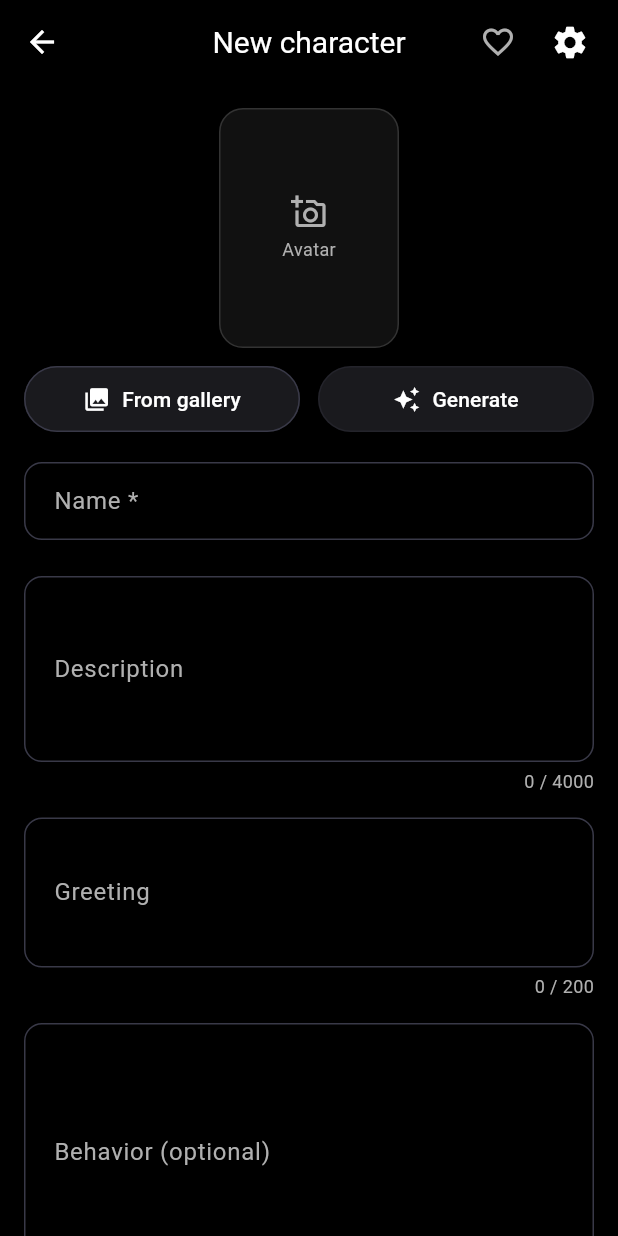
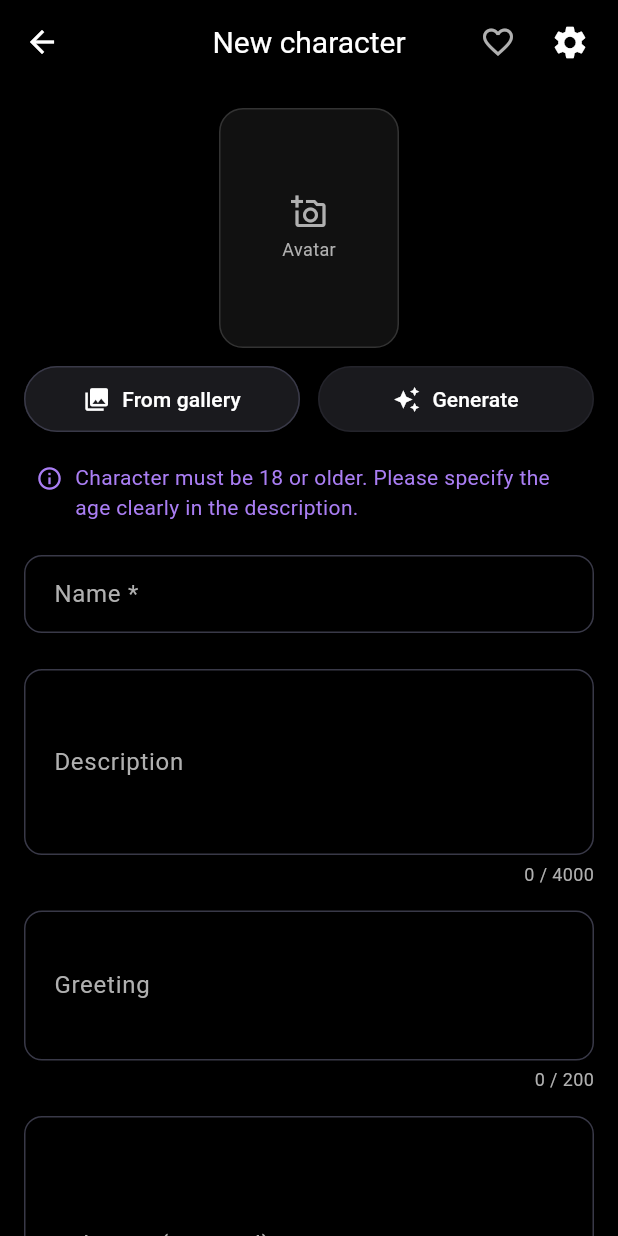
Before and after one commit to sart33/nsfw_flutter_ai_chat, a Flutter app: the CreateEditPersonaScreen screen opened directly, on a phone screen of 412 x 824 dp. Run offline on Flutter 3.47's test engine with Material 3 defaults, Android fonts, the phone set to English and light mode, and no system bars; our stand-ins replace dio, flutter_native_splash, flutter_riverpod, flutter_secure_storage, fluttertoast, image_cropper and 5 more; accounts and stored records are empty; generated files the repository leaves out were written again.

Commit message:
feat: add showExtended and showCreatePersonaValidationError to AppSnackBar
Two-line snackbar (title + italic hint) for persona creation errors.
Soft warnings (orange) instead of errors when character is saved but
unverified — balance, network, unavailable. New ARB keys for all cases.

```diff
--- a/lib/l10n/app_en.arb
+++ b/lib/l10n/app_en.arb
@@ -404,5 +404,14 @@
   },
   "profile": "Profile",
   "ageNotVerified": "Age not verified",
-  "personaAgeMissing": "Please specify the character's age (e.g. \"28 years old\")."
+  "personaAgeMissing": "Please specify the character's age (e.g. \"28 years old\").",
+  "personaDescriptionAgeRequirement": "Character must be 18 or older. Please specify the age clearly in the description.",
+  "personaAutoValidationInfo": "Verification runs automatically. Non-compliant descriptions will not be saved.",
+
+  "characterSavedNotVerifiedKeyNotSet": "Character saved, but not verified: DeepSeek API key not set. Please add it in settings.",
+  "characterSavedNotVerifiedKeyInvalid": "Character saved, but not verified: invalid DeepSeek API key. Please update it in settings.",
+  "characterSavedNotVerifiedNoBalance": "Character saved, but not verified: insufficient DeepSeek balance. Please top up your account.",
+  "characterSavedNotVerifiedDeepSeekUnavailable": "Character saved, but not verified: DeepSeek service is temporarily unavailable. Please try again later.",
+  "characterSavedNotVerifiedNetworkError": "Character saved, but not verified: network error occurred. Please check your connection and try again.",
+  "characterSavedNotVerifiedContinueHint": "You can continue once the issue is resolved."
 }
--- a/lib/l10n/app_hi.arb
+++ b/lib/l10n/app_hi.arb
@@ -441,7 +441,17 @@
   },
   "profile": "Profile",
   "ageNotVerified": "Age verify नहीं",
-  "personaAgeMissing": "Character age specify करें (e.g. \"28 years old\")."
+  "personaAgeMissing": "Character age specify करें (e.g. \"28 years old\").",
+  "personaDescriptionAgeRequirement": "Character 18+ होना चाहिए. Description में age clearly mention करें.",
+  "personaAutoValidationInfo": "Verification automatically होता है. Non-compliant descriptions save नहीं होंगे.",
+
+  "characterSavedNotVerifiedKeyNotSet": "Character saved, not verified: DeepSeek API key set नहीं है. Please add it in Settings.",
+  "characterSavedNotVerifiedKeyInvalid": "Character saved, not verified: invalid DeepSeek API key. Please update it in Settings.",
+  "characterSavedNotVerifiedNoBalance": "Character saved, not verified: insufficient DeepSeek balance. Please top up.",
+  "characterSavedNotVerifiedDeepSeekUnavailable": "Character saved, not verified: DeepSeek service अभी unavailable है. Please try again later.",
+  "characterSavedNotVerifiedNetworkError": "Character saved, not verified: network error. कृपया अपना internet connection check करें और फिर try करें.",
+  "characterSavedNotVerifiedGeneric": "Character saved, not verified: validation unavailable.",
+  "characterSavedNotVerifiedContinueHint": "You can continue after resolving the issue."
 
 
 }
--- a/lib/presentation/screens/create_edit_persona_screen.dart
+++ b/lib/presentation/screens/create_edit_persona_screen.dart
@@ -459,6 +459,45 @@ class _CreateEditPersonaScreenState
     );
   }
 
+
+  Widget _buildInfoHint(String text) {
+    final screenWidth = MediaQuery.of(context).size.width;
+    final useDesktop =
+        _isDesktopPlatform && screenWidth >= AppTheme.kDesktopBreakpoint;
+    return Container(
+
+      padding: EdgeInsets.symmetric(horizontal: useDesktop ? 28 : 8, vertical: useDesktop ? 12 : 6 ),
+      decoration: useDesktop ? AppTheme.cardDecoration() : null,
+
+    child: Row(
+        crossAxisAlignment: CrossAxisAlignment.start,
+        children: [
+          Column(
+            children: [
+              SizedBox(height: useDesktop ? 2 : 2),
+              Icon(
+                Icons.info_outline,
+                size: useDesktop ? 22 : 18,
+                color: AppTheme.primaryAccent,
+              ),
+            ],
+          ),
+          const SizedBox(width: 8),
+          Expanded(
+            child: Text(
+              text,
+              style: TextStyle(
+                color: AppTheme.primaryAccent,
+                fontSize: useDesktop ? 15 : 14,
+
+              ),
+            ),
+          ),
+        ],
+      ),
+    );
+  }
+
   // ── Build ────────────────────────────────────────────────────────────────
 
   @override
@@ -475,6 +514,7 @@ class _CreateEditPersonaScreenState
     );
   }
 
+
   // ══════════════════════════════════════════════════════════════════════════
   // MOBILE LAYOUT
   // ══════════════════════════════════════════════════════════════════════════
@@ -488,7 +528,10 @@ class _CreateEditPersonaScreenState
           crossAxisAlignment: CrossAxisAlignment.stretch,
           children: [
             _buildAvatarSection(),
-            const SizedBox(height: 20),
+            const SizedBox(height: 14),
+            _buildInfoHint(context.l10n.personaDescriptionAgeRequirement),
+
+            const SizedBox(height: 16),
 
             TextFormField(
               controller: _nameCtrl,
@@ -509,6 +552,7 @@ class _CreateEditPersonaScreenState
               maxChars: _descMax,
               maxLines: 4,
             ),
+
             const SizedBox(height: 16),
 
             _buildCountedField(
@@ -684,12 +728,17 @@ class _CreateEditPersonaScreenState
 
   /// Правая панель: все текстовые поля + кнопка Save, обёрнутые в карточку
   Widget _buildDesktopFormPanel() {
-    return Container(
+    return Column(
+      children: [
+        _buildInfoHint(context.l10n.personaDescriptionAgeRequirement),
+        const SizedBox(height: 20),
+        Container(
           padding: const EdgeInsets.all(20),
           decoration: AppTheme.cardDecoration(),
           child: Column(
             crossAxisAlignment: CrossAxisAlignment.stretch,
             children: [
+
               // Имя
               TextFormField(
                 controller: _nameCtrl,
@@ -733,6 +782,7 @@ class _CreateEditPersonaScreenState
               ),
               const SizedBox(height: 28),
 
+              const SizedBox(height: 16),
               // Кнопка Save — фиксированная ширина, центр
               Center(
                 child: SizedBox(
@@ -790,6 +840,8 @@ class _CreateEditPersonaScreenState
               ),
             ],
           ),
+        ),
+      ],
     );
   }
 
@@ -1319,10 +1371,10 @@ class _CreateEditPersonaScreenState
         }
         on NetworkException catch (_) {
           if (!mounted) return;
-          AppSnackBar.show(context.l10n.networkError, isError: true);
+          AppSnackBar.showExtended(context.l10n.characterSavedNotVerifiedNetworkError, null);
         } on DeepSeekApiException catch (e) {
           // 401, 402, сеть — показываем ошибку, но НЕ блокируем сохранение
-          AppSnackBar.showPersonaValidationError(e, l10n);
+          AppSnackBar.showCreatePersonaValidationError(e, l10n);
           // ageVerified остаётся false, идём дальше
         }
        } else {
@@ -1365,10 +1417,10 @@ class _CreateEditPersonaScreenState
           .cleanAndSave(entity.id, entity.description)
           .catchError((e) {
         if (e is NetworkException) {
-          AppSnackBar.show(l10n.networkError, isError: true);
+          AppSnackBar.show(l10n.characterSavedNotVerifiedNetworkError);
         }
             if (e is DeepSeekApiException) {
-              AppSnackBar.showPersonaValidationError(e, l10n);
+              AppSnackBar.showCreatePersonaValidationError(e, l10n);
             }
           });
     } finally {
```
Also changed, not shown: lib/core/utils/app_snack_bar.dart (+101 -0 lines), lib/l10n/app_es.arb (+11 -1 lines), lib/l10n/app_id.arb (+12 -1 lines), lib/l10n/app_pt.arb (+11 -1 lines), lib/l10n/app_ru.arb (+11 -1 lines), lib/l10n/app_uk.arb (+12 -1 lines). Lines whose indentation alone changed are shown as unchanged.
